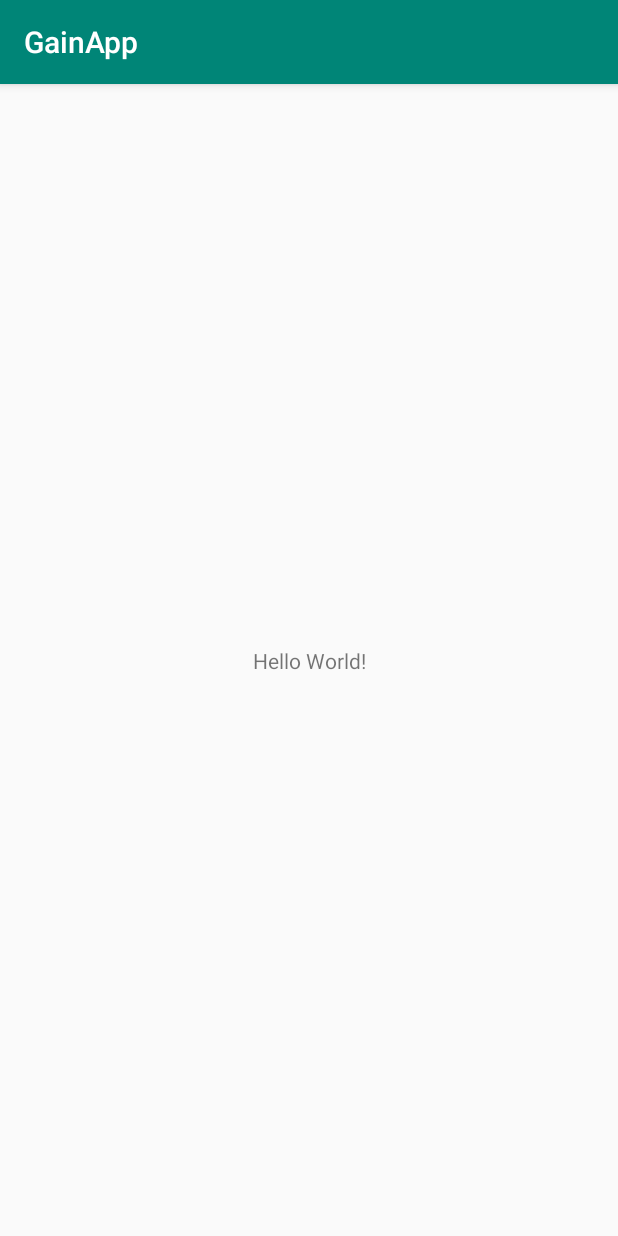
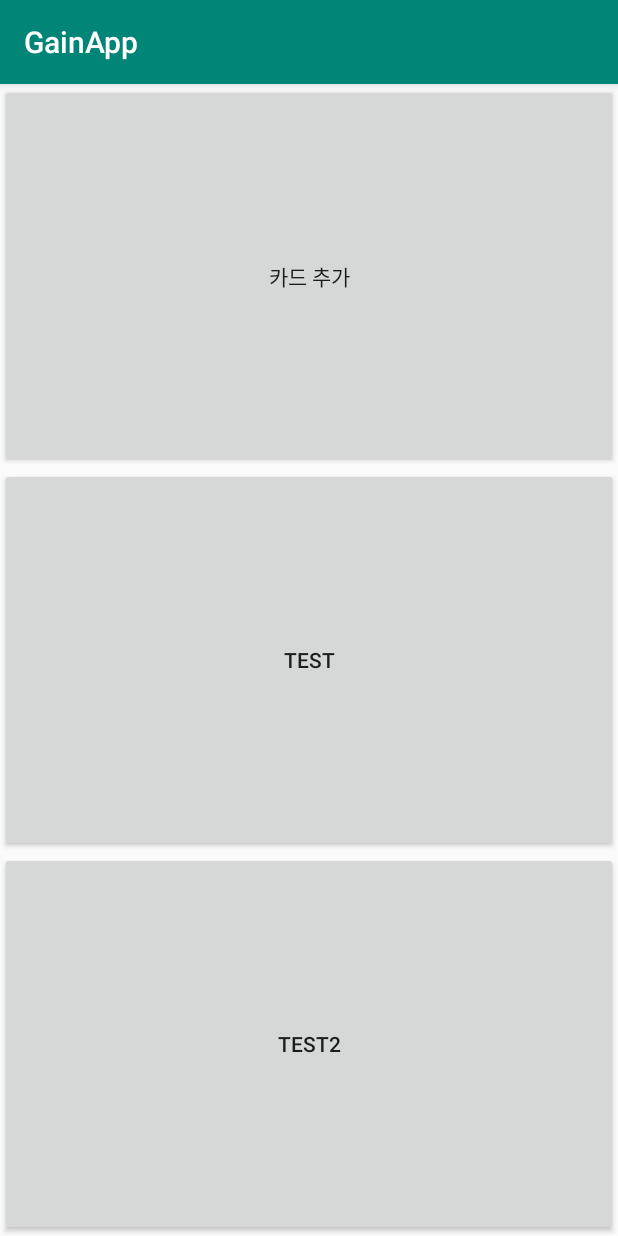
Before and after one commit to alom-sejong/TeamA, an Android app: the screen it shows after launch (MainActivity), on a phone screen of 412 x 824 dp. Run offline under Robolectric (Android 15) with nearby library versions, the phone set to English and light mode, and no system bars.

Commit message:
First Commit

```diff
--- a/app/build.gradle
+++ b/app/build.gradle
@@ -25,4 +25,5 @@ dependencies {
     testImplementation 'junit:junit:4.12'
     androidTestImplementation 'com.android.support.test:runner:1.0.2'
     androidTestImplementation 'com.android.support.test.espresso:espresso-core:3.0.2'
+    implementation 'com.android.support:support-v4:28.0.0'
 }
--- a/app/src/main/AndroidManifest.xml
+++ b/app/src/main/AndroidManifest.xml
@@ -16,6 +16,11 @@
                 <category android:name="android.intent.category.LAUNCHER" />
             </intent-filter>
         </activity>
+        <activity android:name=".Card.CardManagerActivity"
+            android:theme="@style/AppTheme"
+            android:screenOrientation="portrait"
+            />
+
     </application>
 
 </manifest>
--- a/app/src/main/java/com/alomateam/gainapp/MainActivity.java
+++ b/app/src/main/java/com/alomateam/gainapp/MainActivity.java
@@ -1,7 +1,12 @@
 package com.alomateam.gainapp;
 
+import android.content.Intent;
 import android.support.v7.app.AppCompatActivity;
 import android.os.Bundle;
+import android.view.View;
+import android.widget.Button;
+
+import com.alomateam.gainapp.Card.CardManagerActivity;
 
 public class MainActivity extends AppCompatActivity {
 
@@ -9,5 +14,14 @@ public class MainActivity extends AppCompatActivity {
     protected void onCreate(Bundle savedInstanceState) {
         super.onCreate(savedInstanceState);
         setContentView(R.layout.activity_main);
+
+        Button cardActivityBtn = (Button)findViewById(R.id.cardActivityBtn);
+        cardActivityBtn.setOnClickListener(new View.OnClickListener() {
+            @Override
+            public void onClick(View v) {
+                startActivity(new Intent(MainActivity.this, CardManagerActivity.class));
+            }
+        });
+
     }
 }
--- a/app/src/main/res/layout/activity_main.xml
+++ b/app/src/main/res/layout/activity_main.xml
@@ -1,18 +1,26 @@
 <?xml version="1.0" encoding="utf-8"?>
-<android.support.constraint.ConstraintLayout xmlns:android="http://schemas.android.com/apk/res/android"
-    xmlns:app="http://schemas.android.com/apk/res-auto"
-    xmlns:tools="http://schemas.android.com/tools"
+<LinearLayout xmlns:android="http://schemas.android.com/apk/res/android"
     android:layout_width="match_parent"
     android:layout_height="match_parent"
-    tools:context=".MainActivity">
+    android:orientation="vertical" >
 
-    <TextView
-        android:layout_width="wrap_content"
-        android:layout_height="wrap_content"
-        android:text="Hello World!"
-        app:layout_constraintBottom_toBottomOf="parent"
-        app:layout_constraintLeft_toLeftOf="parent"
-        app:layout_constraintRight_toRightOf="parent"
-        app:layout_constraintTop_toTopOf="parent" />
+    <Button
+        android:layout_width="match_parent"
+        android:layout_weight="1"
+        android:id="@+id/cardActivityBtn"
+        android:text="카드 추가"
+        android:layout_height="0dp" />
 
-</android.support.constraint.ConstraintLayout>
+    <Button
+        android:layout_width="match_parent"
+        android:layout_weight="1"
+        android:text="Test"
+        android:layout_height="0dp" />
+
+    <Button
+        android:layout_width="match_parent"
+        android:layout_weight="1"
+        android:text="Test2"
+        android:layout_height="0dp" />
+
+</LinearLayout>
```
Also changed, not shown: app/src/main/java/com/alomateam/gainapp/Card/CardAddFragment.java (added, +37 -0 lines), app/src/main/java/com/alomateam/gainapp/Card/CardFragmentAdapter.java (added, +33 -0 lines), app/src/main/java/com/alomateam/gainapp/Card/CardManagerActivity.java (added, +45 -0 lines), app/src/main/res/layout/card_add.xml (added, +21 -0 lines), app/src/main/res/layout/card_manager.xml (added, +15 -0 lines), app/src/main/res/drawable/card_add_plus_image.png (added), 1 other file.
